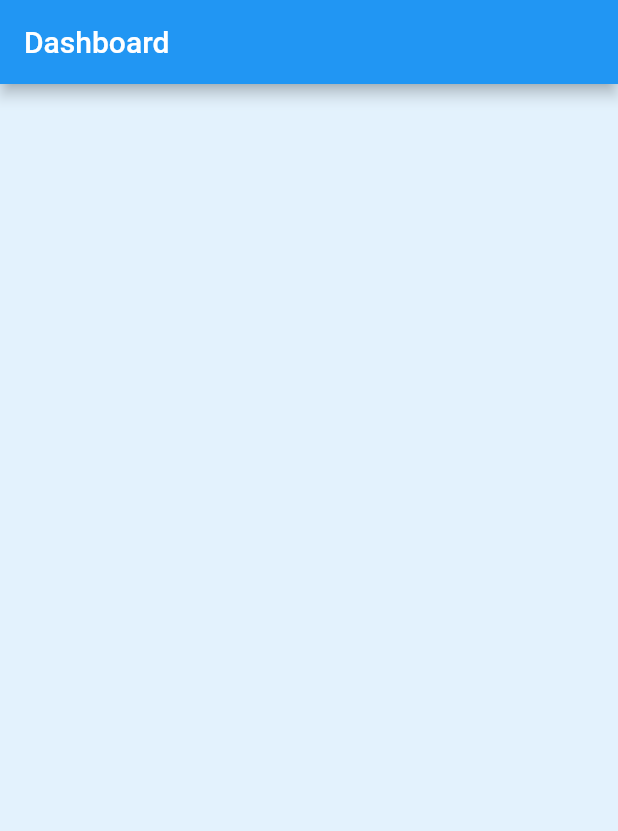
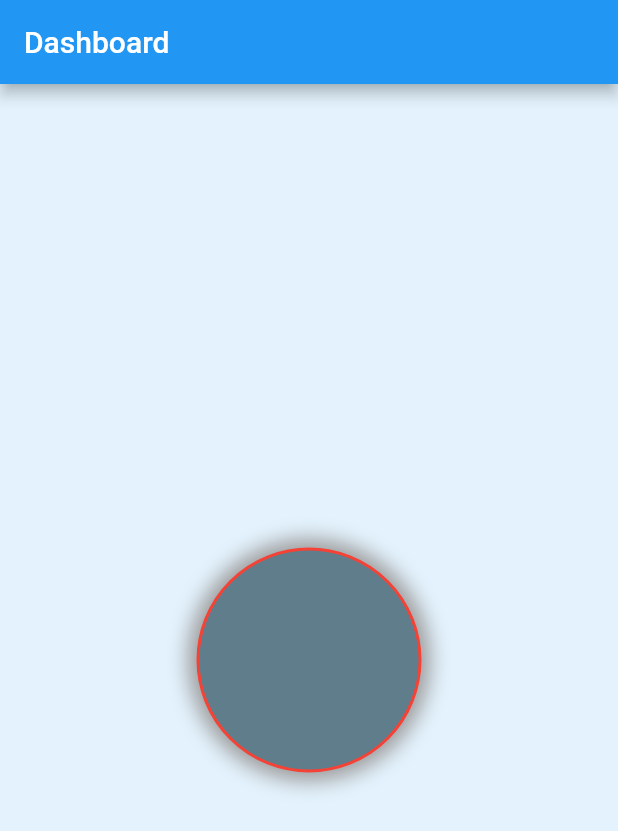
Before and after one commit to sthnischal/Flutter-Basics, a Flutter app: the screen it shows after launch, on a phone screen of 412 x 824 dp. Shown: the top 831 px of the screen. Run offline on Flutter 3.47's test engine with Material 2 defaults, Android fonts, the phone set to English and light mode, and no system bars.

Commit message:
Decoration of Container Widget with boxdecoration

```diff
--- a/flutterbasics/lib/main.dart
+++ b/flutterbasics/lib/main.dart
@@ -24,8 +24,30 @@ class DashBoardScreen extends StatelessWidget {
           title: Text('Dashboard'),
         ),
         body: Container(
+          width: double.infinity,
+          height: double.infinity,
           color: Colors.blue.shade50,
+          child: Center(
+            child: Container(
+              width: 150,
+              height: 150,
+              decoration: BoxDecoration(
+                  color: Colors.blueGrey,
+                  //borderRadius: BorderRadius.circular(11),
+                  //borderRadius: BorderRadius.only(topLeft: Radius.circular(21),bottomRight: Radius.circular(21))),
+                  //borderRadius: BorderRadius.all(Radius.circular(21)),
+
+                  border: Border.all(
+                    width: 2,
+                    color: Colors.red,
                   ),
-    );
+                  boxShadow: [
+                    BoxShadow(
+                        blurRadius: 11, color: Colors.grey, spreadRadius: 6),
+                  ],
+                  shape: BoxShape.circle),
+            ),
+          ),
+        ));
   }
 }
```
Lines whose indentation alone changed are shown as unchanged.
